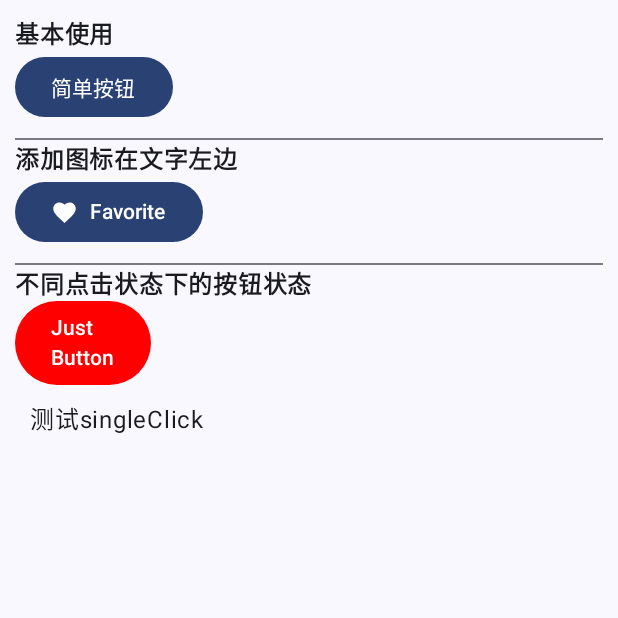
After one commit to guanjiayo/MyComposeTest, an Android app built with Jetpack Compose: the ButtonActivity screen opened directly, with no data from a screen before it, on a phone screen of 412 x 824 dp, the top half of it. The commit adds this screen. Run offline under Robolectric (Android 15) with nearby library versions, the phone set to English and light mode, and no system bars.

Commit message:
Button简单使用,扩展防误触点击事件

```diff
--- a/app/src/main/AndroidManifest.xml
+++ b/app/src/main/AndroidManifest.xml
@@ -13,7 +13,7 @@
         android:theme="@style/Theme.MyTest"
         tools:targetApi="31">
         <activity
-            android:name="zs.xmx.compose.TextViewActivity"
+            android:name="zs.xmx.compose.ui.TextViewActivity"
             android:exported="false" />
         <activity
             android:name="zs.xmx.compose.MainActivity"
@@ -26,7 +26,8 @@
                 <category android:name="android.intent.category.LAUNCHER" />
             </intent-filter>
         </activity>
-        <activity android:name="zs.xmx.compose.TextFieldActivity" />
+        <activity android:name="zs.xmx.compose.ui.TextFieldActivity" />
+        <activity android:name="zs.xmx.compose.ui.button.ButtonActivity" />
     </application>
 
 </manifest>
--- a/app/src/main/java/zs/xmx/compose/MainActivity.kt
+++ b/app/src/main/java/zs/xmx/compose/MainActivity.kt
@@ -6,8 +6,11 @@ import androidx.appcompat.app.AppCompatActivity
 import androidx.recyclerview.widget.DividerItemDecoration
 import androidx.recyclerview.widget.LinearLayoutManager
 import androidx.recyclerview.widget.RecyclerView
+import zs.xmx.compose.ui.button.ButtonActivity
 import zs.xmx.compose.adapter.MainAdapter
 import zs.xmx.compose.model.MainItem
+import zs.xmx.compose.ui.TextFieldActivity
+import zs.xmx.compose.ui.TextViewActivity
 
 class MainActivity : AppCompatActivity() {
 
@@ -25,7 +28,7 @@ class MainActivity : AppCompatActivity() {
     private fun initData() {
         items.add(MainItem("Text", "JetPack Compose 实现 TextView"))
         items.add(MainItem("TextField", "JetPack Compose 实现 EdiText"))
-
+        items.add(MainItem("Button", "JetPack Compose 实现 Button"))
     }
 
     private fun initAdapter() {
@@ -46,6 +49,7 @@ class MainActivity : AppCompatActivity() {
                 when (position) {
                     0 -> startActivity(Intent(this@MainActivity, TextViewActivity::class.java))
                     1 -> startActivity(Intent(this@MainActivity, TextFieldActivity::class.java))
+                    2 -> startActivity(Intent(this@MainActivity, ButtonActivity::class.java))
                 }
             }
         })
--- /dev/null
+++ b/app/src/main/java/zs/xmx/compose/ext/ViewExt.kt
@@ -0,0 +1,30 @@
+package zs.xmx.compose.ext
+
+import androidx.compose.foundation.clickable
+import androidx.compose.runtime.Composable
+import androidx.compose.runtime.getValue
+import androidx.compose.runtime.mutableStateOf
+import androidx.compose.runtime.remember
+import androidx.compose.runtime.setValue
+import androidx.compose.ui.Modifier
+import androidx.compose.ui.semantics.Role
+
+const val VIEW_CLICK_INTERVAL_TIME = 800//View的click方法的两次点击间隔时间
+
+@Composable
+inline fun Modifier.singClick(
+    time: Int = VIEW_CLICK_INTERVAL_TIME,
+    enabled: Boolean = true,
+    onClickLabel: String? = null,
+    role: Role? = null,
+    crossinline onClick: () -> Unit
+): Modifier {
+    var lastClickTime by remember { mutableStateOf(value = 0L) }//使用remember函数记录上次点击的时间
+    return clickable(enabled, onClickLabel, role) {
+        val currentTimeMillis = System.currentTimeMillis()
+        if (currentTimeMillis - time >= lastClickTime) {//判断点击间隔,如果在间隔内则不回调
+            onClick()
+            lastClickTime = currentTimeMillis
+        }
+    }
+}
--- a/app/src/main/java/zs/xmx/compose/TextActivity.kt
+++ b/app/src/main/java/zs/xmx/compose/ui/TextActivity.kt
@@ -1,4 +1,4 @@
-package zs.xmx.compose
+package zs.xmx.compose.ui
 
 import android.os.Bundle
 import androidx.activity.compose.setContent
@@ -32,7 +32,6 @@ import androidx.compose.ui.res.painterResource
 import androidx.compose.ui.tooling.preview.Preview
 import androidx.compose.ui.unit.dp
 import androidx.core.R
-import zs.xmx.compose.ui.TextView
 import zs.xmx.compose.ui.theme.MyTestTheme
 
 class TextViewActivity : AppCompatActivity() {
--- a/app/src/main/java/zs/xmx/compose/TextFieldActivity.kt
+++ b/app/src/main/java/zs/xmx/compose/ui/TextFieldActivity.kt
@@ -1,6 +1,6 @@
 @file:OptIn(ExperimentalMaterial3Api::class)
 
-package zs.xmx.compose
+package zs.xmx.compose.ui
 
 import android.os.Bundle
 import androidx.activity.compose.setContent
--- /dev/null
+++ b/app/src/main/java/zs/xmx/compose/ui/button/ButtonActivity.kt
@@ -0,0 +1,154 @@
+@file:OptIn(ExperimentalMaterial3Api::class)
+
+package zs.xmx.compose.ui.button
+
+import android.os.Bundle
+import android.util.Log
+import androidx.activity.compose.setContent
+import androidx.appcompat.app.AppCompatActivity
+import androidx.compose.foundation.interaction.MutableInteractionSource
+import androidx.compose.foundation.interaction.collectIsPressedAsState
+import androidx.compose.foundation.layout.Column
+import androidx.compose.foundation.layout.IntrinsicSize
+import androidx.compose.foundation.layout.Spacer
+import androidx.compose.foundation.layout.fillMaxSize
+import androidx.compose.foundation.layout.fillMaxWidth
+import androidx.compose.foundation.layout.height
+import androidx.compose.foundation.layout.padding
+import androidx.compose.foundation.layout.size
+import androidx.compose.foundation.layout.width
+import androidx.compose.foundation.rememberScrollState
+import androidx.compose.foundation.shape.RoundedCornerShape
+import androidx.compose.foundation.verticalScroll
+import androidx.compose.material.icons.Icons
+import androidx.compose.material.icons.filled.Favorite
+import androidx.compose.material3.Button
+import androidx.compose.material3.ButtonDefaults
+import androidx.compose.material3.Divider
+import androidx.compose.material3.ExperimentalMaterial3Api
+import androidx.compose.material3.Icon
+import androidx.compose.material3.MaterialTheme
+import androidx.compose.material3.Surface
+import androidx.compose.material3.Text
+import androidx.compose.runtime.Composable
+import androidx.compose.runtime.remember
+import androidx.compose.ui.Modifier
+import androidx.compose.ui.graphics.Color
+import androidx.compose.ui.text.font.FontWeight
+import androidx.compose.ui.unit.dp
+import zs.xmx.compose.ext.singClick
+import zs.xmx.compose.ui.theme.MyTestTheme
+
+class ButtonActivity : AppCompatActivity() {
+
+    override fun onCreate(savedInstanceState: Bundle?) {
+        super.onCreate(savedInstanceState)
+        setContent {
+            MyTestTheme {
+                // A surface container using the 'background' color from the theme
+                Surface(
+                    modifier = Modifier.fillMaxSize(), color = MaterialTheme.colorScheme.background
+                ) {
+                    ButtonSample()
+                }
+            }
+        }
+    }
+
+    @Composable
+    fun ButtonSample() {
+        Column(
+            modifier = Modifier
+                .padding(start = 10.dp, end = 10.dp)
+                .verticalScroll(
+                    rememberScrollState()
+                )
+        ) {
+            //基本使用
+            BasicUse()
+
+            //Button左边带Icon
+            LeftIconButton()
+
+            //不同点击状态下的按钮状态
+            ButtonState()
+        }
+
+    }
+
+    @Composable
+    private fun BasicUse() {
+        Spacer(modifier = Modifier.height(10.dp))
+        Text(text = "基本使用", fontWeight = FontWeight.Bold)
+        Button(onClick = { /*TODO*/ }) {
+            Text(text = "简单按钮")
+        }
+
+    }
+
+    @Composable
+    private fun LeftIconButton() {
+        Spacer(modifier = Modifier.height(10.dp))
+        Divider(modifier = Modifier.fillMaxWidth())
+
+        Text(text = "添加图标在文字左边", fontWeight = FontWeight.Bold)
+
+        Button(onClick = { /*TODO*/ }) {
+            Icon(
+                imageVector = Icons.Filled.Favorite,
+                contentDescription = null,
+                modifier = Modifier.size(ButtonDefaults.IconSize)
+            )
+            //添加间隔
+            Spacer(modifier = Modifier.size(ButtonDefaults.IconSpacing))
+            Text(text = "Favorite")
+        }
+
+    }
+
+    @Composable
+    private fun ButtonState() {
+        Spacer(modifier = Modifier.height(10.dp))
+        Divider(modifier = Modifier.fillMaxWidth())
+
+        Text(text = "不同点击状态下的按钮状态", fontWeight = FontWeight.Bold)
+
+        //获取按钮得状态
+        val interactionState = remember { MutableInteractionSource() }
+        val (text, textColor, buttonColor) = when {
+            interactionState.collectIsPressedAsState().value -> ButtonState(
+                "Just Pressed",
+                Color.Red,
+                Color.Black
+            )
+
+            else -> ButtonState(
+                "Just Button",
+                Color.White,
+                Color.Red
+            )
+        }
+
+        Button(
+            onClick = { /*TODO*/ },
+            interactionSource = interactionState,
+            elevation = null,
+            shape = RoundedCornerShape(50),
+            colors = ButtonDefaults.buttonColors(containerColor = buttonColor),
+            modifier = Modifier
+                .width(IntrinsicSize.Min)
+                .height(IntrinsicSize.Min)
+        ) {
+            Text(text = text, color = textColor)
+        }
+
+        Text(text = "测试singleClick", modifier = Modifier
+            .singClick {
+                Log.d("TTTT", "点击事件: ")
+            }
+            .padding(10.dp))
+
+    }
+
+
+}
--- /dev/null
+++ b/app/src/main/java/zs/xmx/compose/ui/button/ButtonState.kt
@@ -0,0 +1,5 @@
+package zs.xmx.compose.ui.button
+
+import androidx.compose.ui.graphics.Color
+
+data class ButtonState(var text: String, var textColor: Color, var buttonColor: Color)
--- a/app/src/main/res/layout/activity_main.xml
+++ b/app/src/main/res/layout/activity_main.xml
@@ -4,7 +4,7 @@
     xmlns:tools="http://schemas.android.com/tools"
     android:layout_width="match_parent"
     android:layout_height="match_parent"
-    tools:context="zs.xmx.compose.TextViewActivity">
+    tools:context="zs.xmx.compose.ui.TextViewActivity">
 
     <androidx.recyclerview.widget.RecyclerView
         android:id="@+id/recyclerView"
--- a/build.gradle
+++ b/build.gradle
@@ -6,6 +6,6 @@ buildscript {
 
 // Top-level build file where you can add configuration options common to all sub-projects/modules.
 plugins {
-id 'com.android.application' version '8.1.0' apply false
+id 'com.android.application' version '8.1.2' apply false
     id 'org.jetbrains.kotlin.android' version '1.8.10' apply false
 }
```
